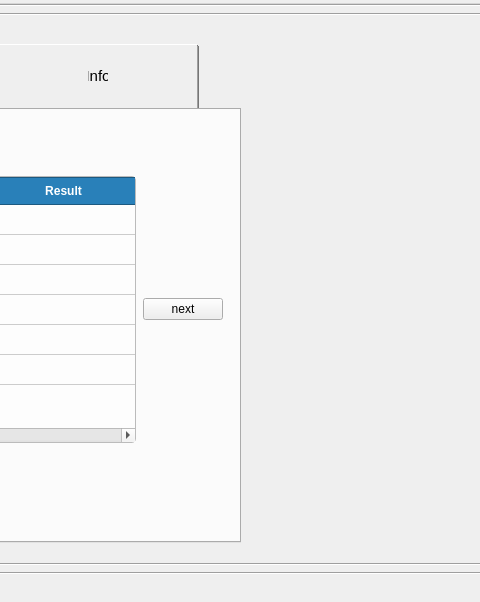
Above: mainwindow.ui from Tsolak2005/ChessTour-Mher-sTask- before the change; both pictures show x 664 to 1144 and y 0 to 602 of the 1557 by 733 pixel window. Below: the same form after it.
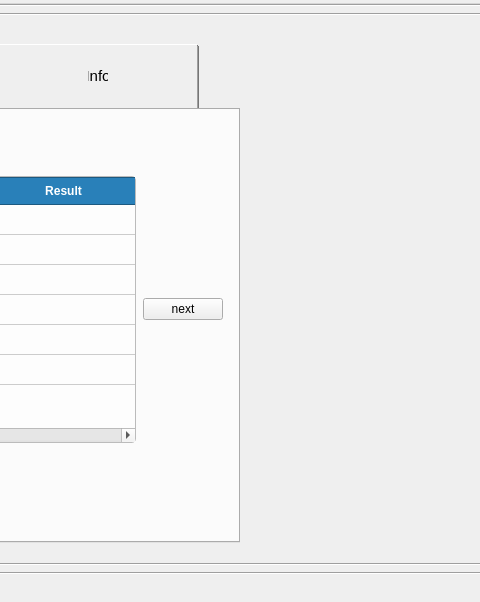
That is the form after the change. The open tabs and pages were chosen to show the change.

Diff of the .ui file:
```diff
--- a/mainwindow.ui
+++ b/mainwindow.ui
@@ -562,7 +562,7 @@
               <rect>
                <x>10</x>
                <y>20</y>
-               <width>691</width>
+               <width>690</width>
                <height>501</height>
               </rect>
              </property>
```
Left out of the diff: 4 changed lines with no effect on the pictures.
